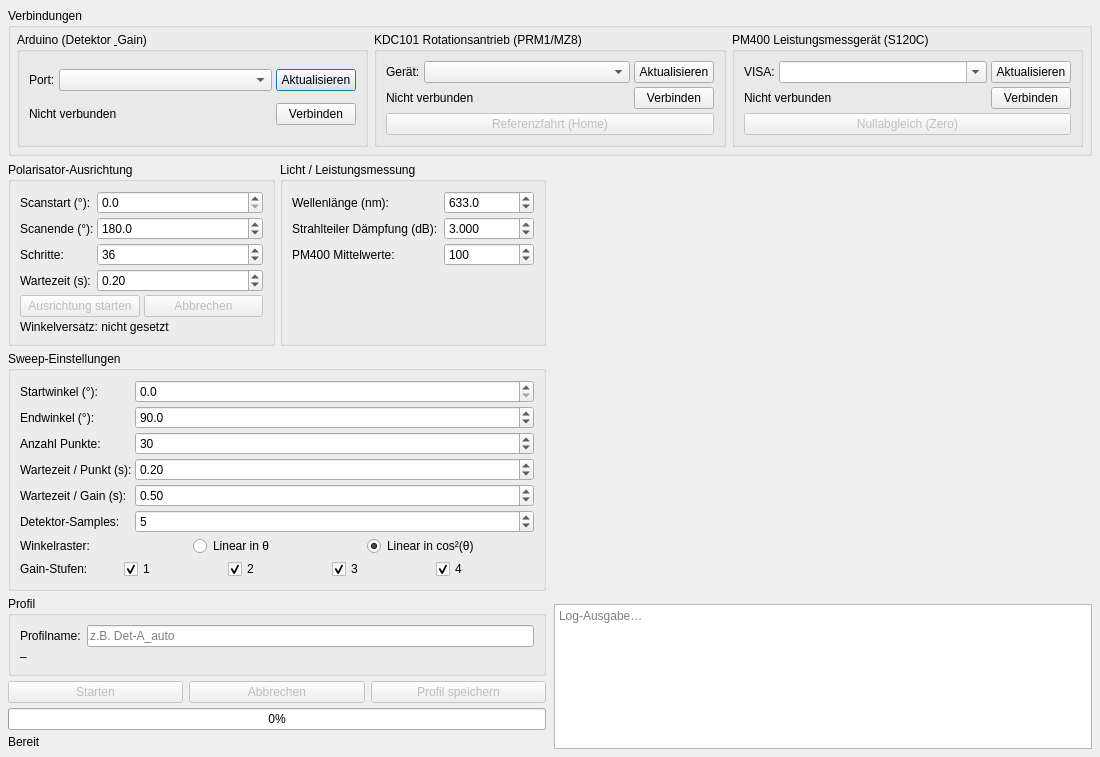
Old version of the form polarisation_ui/pyqt/auto_power_calibration.ui in the repository cckssr/polarisation-ui.
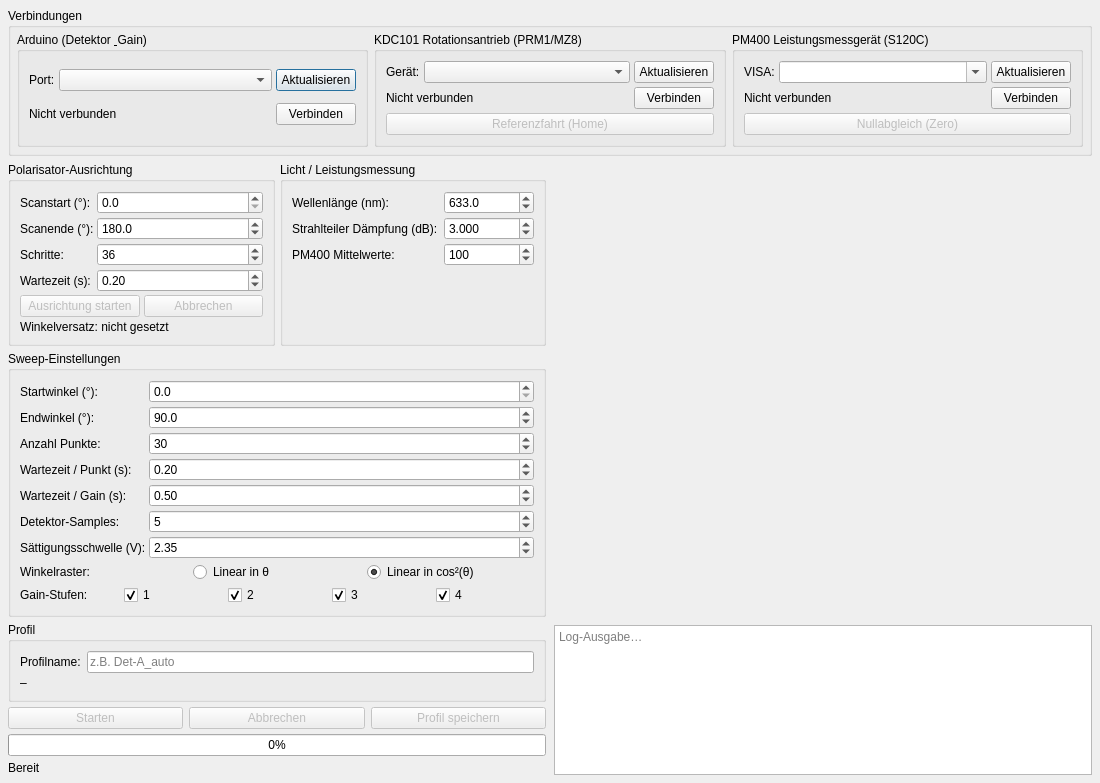
New version of the form. Custom widgets are drawn as their Qt base class.

Commit message: feat: rich JSON metadata and saturation guard in auto power calibration

```diff
--- a/polarisation_ui/pyqt/auto_power_calibration.ui
+++ b/polarisation_ui/pyqt/auto_power_calibration.ui
@@ -720,6 +720,41 @@
               </property>
              </widget>
             </item>
+            <item row="6" column="0">
+             <widget class="QLabel" name="lblSaturationThreshold">
+              <property name="text">
+               <string>Sättigungsschwelle (V):</string>
+              </property>
+             </widget>
+            </item>
+            <item row="6" column="1">
+             <widget class="QDoubleSpinBox" name="spinSaturationThreshold">
+              <property name="sizePolicy">
+               <sizepolicy hsizetype="Expanding" vsizetype="Fixed">
+                <horstretch>0</horstretch>
+                <verstretch>0</verstretch>
+               </sizepolicy>
+              </property>
+              <property name="toolTip">
+               <string>ADC-Spannung ab der ein Messpunkt als gesättigt gilt und nicht aufgezeichnet wird. Typisch ~2.35 V (ADS1220 Vollaussteuerung ≈2.4 V).</string>
+              </property>
+              <property name="decimals">
+               <number>2</number>
+              </property>
+              <property name="minimum">
+               <double>1.00</double>
+              </property>
+              <property name="maximum">
+               <double>3.30</double>
+              </property>
+              <property name="singleStep">
+               <double>0.05</double>
+              </property>
+              <property name="value">
+               <double>2.35</double>
+              </property>
+             </widget>
+            </item>
            </layout>
           </item>
           <item>
```
The commit also changes 6 other files.
